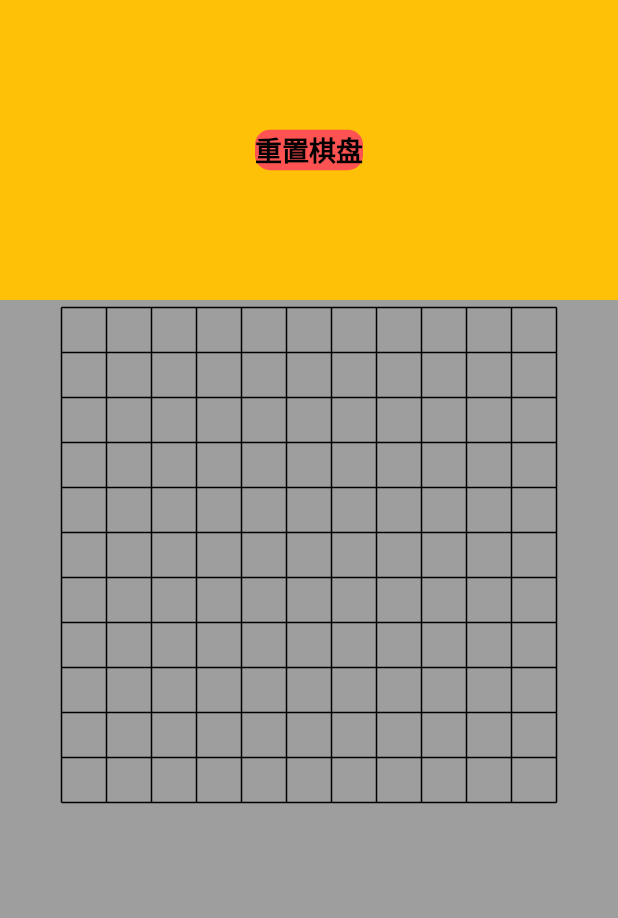
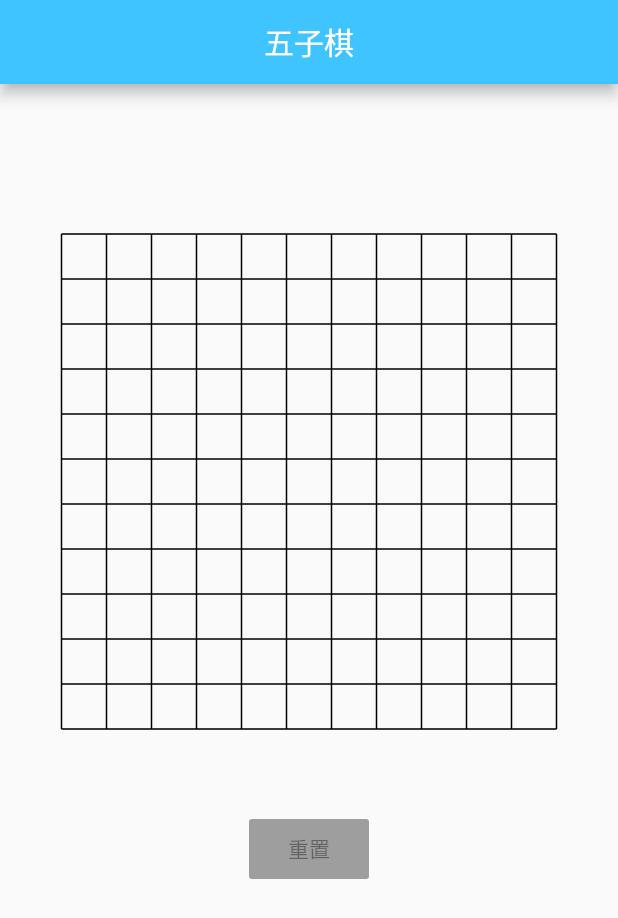
Before and after one commit to zengliming/wuziqi_flutter, a Flutter app: the screen it shows after launch, on a phone screen of 412 x 824 dp. Shown: the top 918 px of the screen. Run offline on Flutter 3.47's test engine with Material 2 defaults, Android fonts, the phone set to English and light mode, and no system bars.

Commit message:
ui修改

```diff
--- a/lib/game_data.dart
+++ b/lib/game_data.dart
@@ -41,6 +41,40 @@ class GameData {
         }
       }
     }
+  }
+
+  static Piece ai() {
+    num score;
+    Piece piece;
+    for (int i = 0; i < GameData.pieces.length; i++) {
+      for (int j = 0; j < GameData.pieces[0].length; j++) {
+        piece = GameData.pieces[i][j];
+        if (GameData.pieces[i][j].color == Colors.black) {
+          for (int k = 0; k < 4; k++) {
+            if (j + k >= GameData.pieces[0].length) {
+              break;
+            }
+          }
+        }
+      }
+    }
+    return piece;
+  }
+
+  static num verticallyScore() {
+    num score;
+    for (int i = 0; i < GameData.pieces.length; i++) {
+      for (int j = 0; j < GameData.pieces[0].length; j++) {
+        if (GameData.pieces[i][j].color == Colors.black) {
+          for (int k = 0; k < 4; k++) {
+            if (j + k >= GameData.pieces[0].length) {
+              break;
+            }
+          }
+        }
+      }
+    }
+    return score;
   }
 
   static bool judgeVictory() {
--- a/lib/main.dart
+++ b/lib/main.dart
@@ -7,7 +7,8 @@ class MyApp extends StatelessWidget {
   @override
   Widget build(BuildContext context) {
     return MaterialApp(
-      title: 'Flutter Demo',
+      title: '五子棋',
+      debugShowCheckedModeBanner: false,
       home: GamePage(),
     );
   }
--- a/lib/page/game_page.dart
+++ b/lib/page/game_page.dart
@@ -1,6 +1,7 @@
 import 'dart:ui';
 
 import 'package:flutter/material.dart';
+import 'package:flutter/services.dart';
 import 'package:wuziqi_flutter/game_data.dart';
 import 'package:wuziqi_flutter/painter/checkerboard_painter.dart';
 
@@ -10,64 +11,54 @@ class GamePage extends StatefulWidget {
 }
 
 class _GamePageState extends State<GamePage> {
-  var checkerboard = [
-    [0, 0, 0, 0, 0, 0, 0, 0, 0, 0, 0],
-    [0, 0, 0, 0, 0, 0, 0, 0, 0, 0, 0],
-    [0, 0, 0, 0, 0, 0, 0, 0, 0, 0, 0],
-    [0, 0, 0, 0, 0, 0, 0, 0, 0, 0, 0],
-    [0, 0, 0, 0, 0, 0, 0, 0, 0, 0, 0],
-    [0, 0, 0, 0, 0, 0, 0, 0, 0, 0, 0],
-    [0, 0, 0, 0, 0, 0, 0, 0, 0, 0, 0],
-    [0, 0, 0, 0, 0, 0, 0, 0, 0, 0, 0],
-    [0, 0, 0, 0, 0, 0, 0, 0, 0, 0, 0],
-    [0, 0, 0, 0, 0, 0, 0, 0, 0, 0, 0],
-    [0, 0, 0, 0, 0, 0, 0, 0, 0, 0, 0],
-    [0, 0, 0, 0, 0, 0, 0, 0, 0, 0, 0],
-    [0, 0, 0, 0, 0, 0, 0, 0, 0, 0, 0],
-    [0, 0, 0, 0, 0, 0, 0, 0, 0, 0, 0],
-    [0, 0, 0, 0, 0, 0, 0, 0, 0, 0, 0],
-  ];
+
+
+  @override
+  void setState(fn) {
+    if(mounted) {
+      super.setState(fn);
+    }
+  }
 
   @override
   Widget build(BuildContext context) {
+    // 设置状态栏颜色和样式
+    var style = SystemUiOverlayStyle.light.copyWith(
+      // 状态栏颜色
+      statusBarColor: Colors.lightBlueAccent,
+    );
+    SystemChrome.setSystemUIOverlayStyle(style);
     return Container(
       decoration: BoxDecoration(
-        color: Colors.grey,
+        color: Colors.white,
       ),
-      child: Center(
+      child: Scaffold(
+        appBar: _appBar(),
+        body: _body(),
+      ),
+    );
+  }
+  // appbar
+  _appBar() {
+    return AppBar(
+      backgroundColor: Colors.lightBlueAccent,
+      title: Text(
+        '五子棋',
+      ),
+      centerTitle: true,
+    );
+  }
+
+  _body() {
+    return Container(
+      margin: EdgeInsets.only(
+        top: 100.0,
+      ),
       child: Column(
         children: <Widget>[
-            Container(
-              height: GameData.topMargin,
-              margin: EdgeInsets.only(bottom: 5.0),
-              decoration: BoxDecoration(color: Colors.amber),
-              child: Align(
-                alignment: Alignment.center,
-                child: GestureDetector(
-                  onTap: () {
-                    GameData.reset();
-                    setState(() {});
-                  },
-                  child: Container(
-                    decoration: BoxDecoration(
-                      color: Colors.redAccent,
-                      borderRadius: BorderRadius.circular(10.0),
-                    ),
-                    child: Text(
-                      '重置棋盘',
-                      style: TextStyle(
-                        color: Colors.black,
-                        decoration: TextDecoration.none,
-                        fontSize: 18.0,
-                      ),
-                    ),
-                  ),
-                ),
-              ),
-            ),
           GestureDetector(
             onTapDown: (TapDownDetails d) {
-                print("gameover ${GameData.gameOver}");
+              // 添加旗子
               if (!GameData.gameOver) {
                 GameData.addPiece(d.localPosition);
                 setState(() {});
@@ -79,8 +70,33 @@ class _GamePageState extends State<GamePage> {
                 painter: Checkerboard(horizontalCount: 11, verticalCount: 11),
               ),
             ),
-            )
+          ),
+          _resetButton(),
         ],
+      ),
+    );
+  }
+
+  // 重置按钮
+  _resetButton() {
+    return Container(
+      height: 40.0,
+      width: 80.0,
+      margin: EdgeInsets.only(
+        top: 60,
+        bottom: 5.0,
+      ),
+      child: RaisedButton(
+        color: Colors.lightBlueAccent,
+        disabledColor: Colors.grey,
+        onPressed: !GameData.gameOver
+            ? null
+            : () {
+                GameData.reset();
+                setState(() {});
+              },
+        child: Text(
+          '重置',
         ),
       ),
     );
--- a/pubspec.yaml
+++ b/pubspec.yaml
@@ -18,6 +18,7 @@ environment:
 
 dependencies:
   flutter:
+
     sdk: flutter
 
   # The following adds the Cupertino Icons font to your application.
```
Lines whose indentation alone changed are shown as unchanged.
